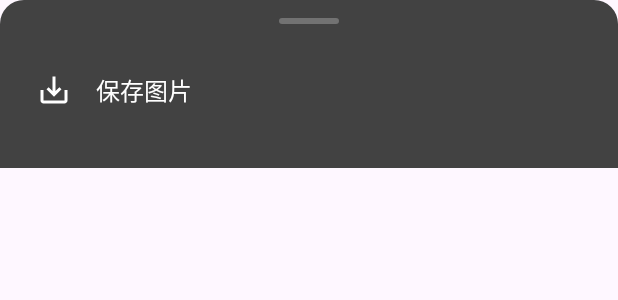
After one commit to GhaSiKey/BangumiAPP, an Android app: the layout bottom_sheet_image_menu.xml on its own in the app's theme, with its tools: preview values and no code run, on a phone screen of 412 x 824 dp. The commit adds this screen. Shown: the top 300 px of the screen. Run offline under Robolectric (Android 15) with nearby library versions, the phone set to English and light mode, and no system bars.

Commit message:
[1.3.0][UPDATE] 新增图片下载功能

```diff
--- a/image/build.gradle.kts
+++ b/image/build.gradle.kts
@@ -40,9 +40,14 @@ dependencies {
     implementation(libs.androidx.core.ktx)
     implementation(libs.androidx.appcompat)
     implementation(libs.material)
+    implementation(libs.androidx.activity)
 
     // Glide
     implementation(libs.glide)
+
+    // Lifecycle
+    implementation(libs.viewmodel.ktx)
+    implementation(libs.liveData.ktx)
 
     testImplementation(libs.junit)
     androidTestImplementation(libs.androidx.junit)
--- a/image/src/main/AndroidManifest.xml
+++ b/image/src/main/AndroidManifest.xml
@@ -1,5 +1,10 @@
 <?xml version="1.0" encoding="utf-8"?>
 <manifest xmlns:android="http://schemas.android.com/apk/res/android">
+
+    <!-- Android 9及以下需要写入外部存储权限 -->
+    <uses-permission
+        android:name="android.permission.WRITE_EXTERNAL_STORAGE"
+        android:maxSdkVersion="28" />
 
     <application>
         <activity
--- /dev/null
+++ b/image/src/main/res/drawable/image_bg_bottom_sheet.xml
@@ -0,0 +1,8 @@
+<?xml version="1.0" encoding="utf-8"?>
+<shape xmlns:android="http://schemas.android.com/apk/res/android"
+    android:shape="rectangle">
+    <solid android:color="@color/bottom_sheet_bg" />
+    <corners
+        android:topLeftRadius="16dp"
+        android:topRightRadius="16dp" />
+</shape>
--- /dev/null
+++ b/image/src/main/res/drawable/image_bg_bottom_sheet_handle.xml
@@ -0,0 +1,6 @@
+<?xml version="1.0" encoding="utf-8"?>
+<shape xmlns:android="http://schemas.android.com/apk/res/android"
+    android:shape="rectangle">
+    <solid android:color="#40FFFFFF" />
+    <corners android:radius="2dp" />
+</shape>
--- /dev/null
+++ b/image/src/main/res/drawable/image_ic_save_24.xml
@@ -0,0 +1,10 @@
+<?xml version="1.0" encoding="utf-8"?>
+<vector xmlns:android="http://schemas.android.com/apk/res/android"
+    android:width="24dp"
+    android:height="24dp"
+    android:viewportWidth="24"
+    android:viewportHeight="24">
+    <path
+        android:fillColor="#FFFFFF"
+        android:pathData="M19,12v7H5v-7H3v7c0,1.1 0.9,2 2,2h14c1.1,0 2,-0.9 2,-2v-7H19zM13,12.67l2.59,-2.58L17,11.5l-5,5l-5,-5l1.41,-1.41L11,12.67V3h2V12.67z" />
+</vector>
--- a/image/src/main/res/layout/activity_image_viewer.xml
+++ b/image/src/main/res/layout/activity_image_viewer.xml
@@ -25,7 +25,6 @@
         android:layout_marginStart="8dp"
         android:background="?attr/selectableItemBackgroundBorderless"
         android:contentDescription="@string/close"
-        android:src="@drawable/ic_close_24"
-        android:tint="@android:color/white" />
+        android:src="@drawable/image_ic_close_24" />
 
 </FrameLayout>
--- /dev/null
+++ b/image/src/main/res/layout/bottom_sheet_image_menu.xml
@@ -0,0 +1,45 @@
+<?xml version="1.0" encoding="utf-8"?>
+<LinearLayout
+    xmlns:android="http://schemas.android.com/apk/res/android"
+    android:layout_width="match_parent"
+    android:layout_height="wrap_content"
+    android:background="@drawable/image_bg_bottom_sheet"
+    android:backgroundTint="@null"
+    android:orientation="vertical"
+    android:paddingBottom="24dp">
+
+    <!-- 顶部拖动指示条 -->
+    <View
+        android:layout_width="40dp"
+        android:layout_height="4dp"
+        android:layout_gravity="center_horizontal"
+        android:layout_marginTop="12dp"
+        android:layout_marginBottom="16dp"
+        android:background="@drawable/image_bg_bottom_sheet_handle" />
+
+    <!-- 保存图片选项 -->
+    <LinearLayout
+        android:id="@+id/optionSaveImage"
+        android:layout_width="match_parent"
+        android:layout_height="56dp"
+        android:gravity="center_vertical"
+        android:orientation="horizontal"
+        android:paddingHorizontal="24dp">
+
+        <ImageView
+            android:layout_width="24dp"
+            android:layout_height="24dp"
+            android:src="@drawable/image_ic_save_24"
+            android:importantForAccessibility="no" />
+
+        <TextView
+            android:layout_width="wrap_content"
+            android:layout_height="wrap_content"
+            android:layout_marginStart="16dp"
+            android:text="@string/save_image"
+            android:textColor="@android:color/white"
+            android:textSize="16sp" />
+
+    </LinearLayout>
+
+</LinearLayout>
--- /dev/null
+++ b/image/src/main/res/values/colors.xml
@@ -0,0 +1,7 @@
+<?xml version="1.0" encoding="utf-8"?>
+<resources>
+    <color name="transparent">#00000000</color>
+    <color name="black">#FF000000</color>
+    <color name="white">#FFFFFFFF</color>
+    <color name="bottom_sheet_bg">#FF424242</color>
+</resources>
--- a/image/src/main/res/values/strings.xml
+++ b/image/src/main/res/values/strings.xml
@@ -2,4 +2,9 @@
 <resources>
     <string name="close">关闭</string>
     <string name="image_load_failed">图片加载失败</string>
+    <string name="save_image">保存图片</string>
+    <string name="saving">保存中…</string>
+    <string name="save_success">图片已保存到相册</string>
+    <string name="save_failed">保存失败</string>
+    <string name="permission_denied">存储权限被拒绝</string>
 </resources>
```
Also changed, not shown: image/src/main/java/com/gaoshiqi/image/util/ImageSaver.kt (added, +121 -0 lines), image/src/main/java/com/gaoshiqi/image/viewer/ImageMenuBottomSheet.kt (added, +68 -0 lines), image/src/main/java/com/gaoshiqi/image/viewer/ImageViewerActivity.kt (+85 -2 lines), image/src/main/java/com/gaoshiqi/image/viewer/ZoomableImageView.kt (+11 -0 lines), image/src/main/res/drawable/image_ic_close_24.xml (renamed from image/src/main/res/drawable/ic_close_24.xml).
